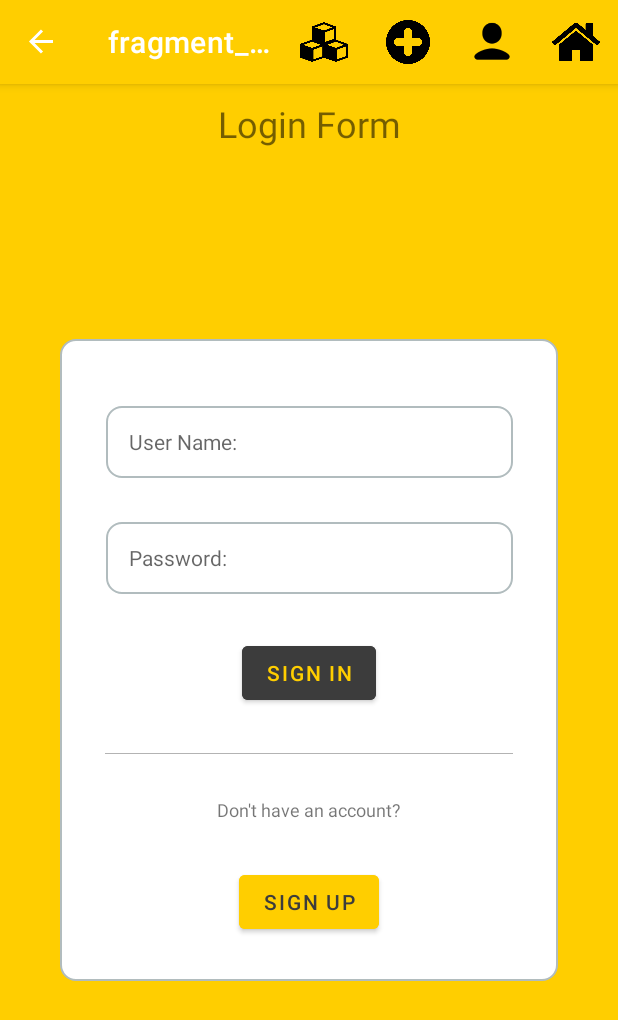
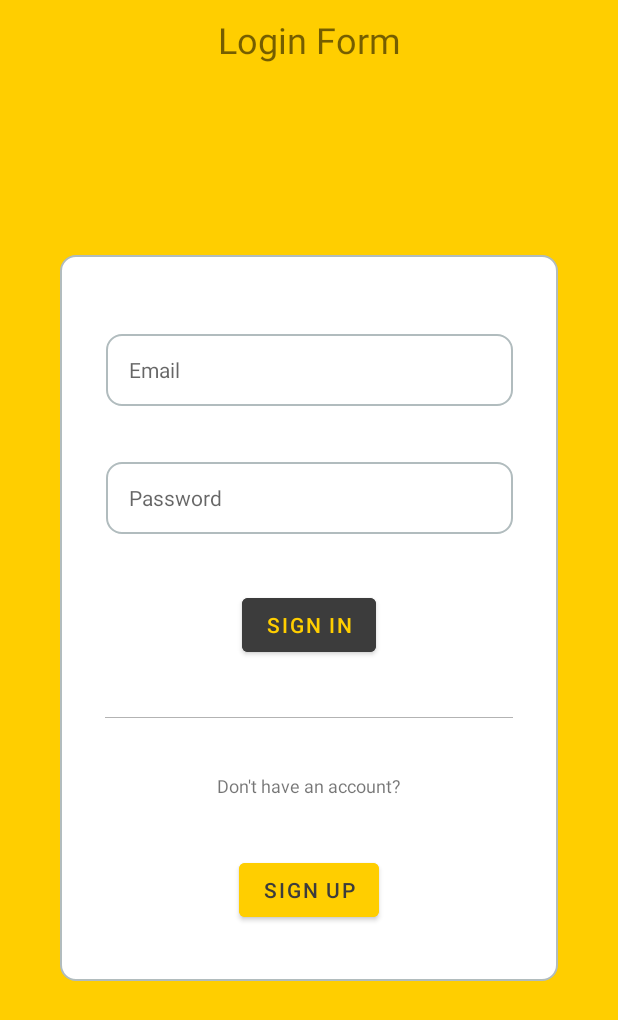
Before and after one commit to itayhashay/givit-android, an Android app: the fragment LoginFragment placed in its activity, on a phone screen of 412 x 824 dp. Shown: the top 1020 px of the screen. Run offline under Robolectric (Android 15) with nearby library versions, the phone set to English and light mode, and no system bars; our stand-ins replace Firebase (no records; nobody signed in at launch, a user with empty details on screens opened directly), Picasso, navigation-ui; 2 statements that could not run were skipped.

Commit message:
remove the fragment text from menu

```diff
--- a/app/src/main/java/com/example/fragmenttest/LoginFragment.java
+++ b/app/src/main/java/com/example/fragmenttest/LoginFragment.java
@@ -3,6 +3,7 @@ package com.example.fragmenttest;
 import android.os.Bundle;
 
 import androidx.annotation.NonNull;
+import androidx.annotation.Nullable;
 import androidx.fragment.app.Fragment;
 import androidx.navigation.Navigation;
 
@@ -31,16 +32,19 @@ public class LoginFragment extends Fragment {
 
     public static LoginFragment newInstance() {
         LoginFragment fragment = new LoginFragment();
+
         Bundle args = new Bundle();
         fragment.setArguments(args);
         return fragment;
     }
+
 
     @Override
     public View onCreateView(LayoutInflater inflater, ViewGroup container,
                              Bundle savedInstanceState) {
         // Inflate the layout for this fragment
         View view = inflater.inflate(R.layout.fragment_login, container, false);
+        ((MainActivity)getActivity()).getSupportActionBar().hide();
         title = LoginFragmentArgs.fromBundle(getArguments()).getAppTitle();
         submitBtn = view.findViewById(R.id.login_submit_btn);
         signupBtn = view.findViewById(R.id.login_signup_btn);
@@ -74,14 +78,14 @@ public class LoginFragment extends Fragment {
         menu.clear();
     }
 
-//    @Override
-//    public void onResume() {
-//        super.onResume();
-//        ((MainActivity)getActivity()).getSupportActionBar().hide();
-//    }
-//    @Override
-//    public void onStop() {
-//        super.onStop();
-//        ((MainActivity)getActivity()).getSupportActionBar().show();
-//    }
+    @Override
+    public void onResume() {
+        super.onResume();
+        ((MainActivity)getActivity()).getSupportActionBar().hide();
+    }
+    @Override
+    public void onStop() {
+        super.onStop();
+        ((MainActivity)getActivity()).getSupportActionBar().show();
+    }
 }
--- a/app/src/main/java/com/example/fragmenttest/MainActivity.java
+++ b/app/src/main/java/com/example/fragmenttest/MainActivity.java
@@ -25,6 +25,9 @@ public class MainActivity extends AppCompatActivity {
         super.onCreate(savedInstanceState);
         setContentView(R.layout.activity_main);
         setTopBarColor("#FFCE00");
+        getSupportActionBar().setDisplayShowTitleEnabled(false);
+
+
 
         NavHostFragment navHostFragment = (NavHostFragment)getSupportFragmentManager().findFragmentById(R.id.main_navhost);
         navController = navHostFragment.getNavController();
--- a/app/src/main/java/com/example/fragmenttest/MainFragment.java
+++ b/app/src/main/java/com/example/fragmenttest/MainFragment.java
@@ -79,14 +79,14 @@ public class MainFragment extends Fragment {
 
     }
 
-    //    @Override
-//    public void onResume() {
-//        super.onResume();
-//        ((MainActivity)getActivity()).getSupportActionBar().hide();
-//    }
-//    @Override
-//    public void onStop() {
-//        super.onStop();
-//        ((MainActivity)getActivity()).getSupportActionBar().show();
-//    }
+    @Override
+    public void onResume() {
+        super.onResume();
+        ((MainActivity)getActivity()).getSupportActionBar().hide();
+    }
+    @Override
+    public void onStop() {
+        super.onStop();
+        ((MainActivity)getActivity()).getSupportActionBar().show();
+    }
 }
--- a/app/src/main/res/layout/fragment_login.xml
+++ b/app/src/main/res/layout/fragment_login.xml
@@ -54,11 +54,11 @@
             android:layout_height="wrap_content"
             android:background="@drawable/layout_bg"
             android:ems="10"
-            android:inputType="textPersonName"
+            android:hint="Password"
+            android:inputType="textPersonName|textPassword"
             android:minHeight="48dp"
             android:padding="10dp"
             android:paddingStart="15dp"
-            android:hint="Password:"
             android:textSize="14dp"
             app:layout_constraintBottom_toTopOf="@+id/login_submit_btn"
             app:layout_constraintEnd_toEndOf="parent"
@@ -73,11 +73,11 @@
             android:layout_marginTop="16dp"
             android:background="@drawable/layout_bg"
             android:ems="10"
+            android:hint="Email"
             android:inputType="textPersonName"
             android:minHeight="48dp"
             android:padding="10dp"
             android:paddingStart="15dp"
-            android:hint="User Name:"
             android:textSize="14dp"
             app:layout_constraintBottom_toTopOf="@+id/login_password_pt"
             app:layout_constraintEnd_toEndOf="parent"
```
Also changed, not shown: app/src/main/java/com/example/fragmenttest/model/Model.java (+7 -1 lines), app/src/main/res/layout/fragment_signup.xml (+7 -7 lines).
